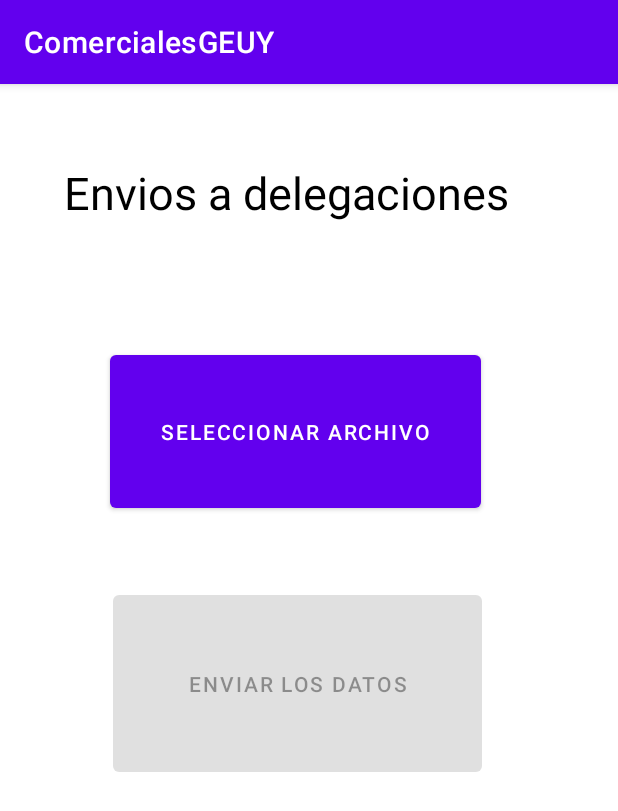
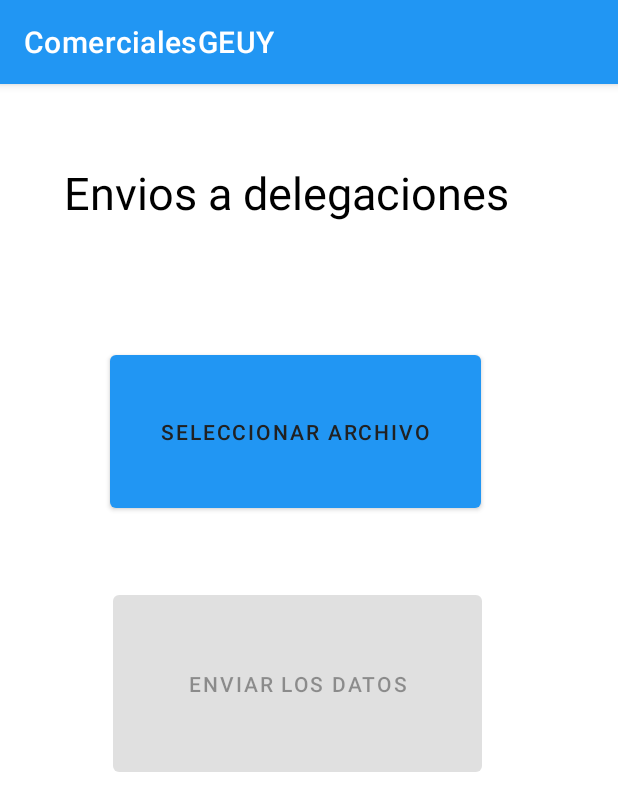
Before and after one commit to ElinaGFL/ComercialesGEUY, an Android app: the screen it shows after launch (EnvioDelegacion), after a tap on "ENVIOS A DELEGACIONES", on a phone screen of 412 x 824 dp. Shown: the top 811 px of the screen. Run offline under Robolectric (Android 15) with nearby library versions, the phone set to English and light mode, and no system bars.

Commit message:
mapa al inicio

```diff
--- a/app/build.gradle
+++ b/app/build.gradle
@@ -35,6 +35,7 @@ dependencies {
     implementation 'androidx.constraintlayout:constraintlayout:2.0.4'
     implementation 'androidx.recyclerview:recyclerview:1.2.0-beta01'
     implementation 'androidx.cardview:cardview:1.0.0'
+    implementation 'com.google.android.gms:play-services-maps:17.0.0'
     testImplementation 'junit:junit:4.13.1'
     androidTestImplementation 'androidx.test.ext:junit:1.1.2'
     androidTestImplementation 'androidx.test.espresso:espresso-core:3.3.0'
--- a/app/src/main/java/com/example/comercialesgeuy/MainActivity.java
+++ b/app/src/main/java/com/example/comercialesgeuy/MainActivity.java
@@ -13,13 +13,21 @@ import android.os.Bundle;
 import android.view.View;
 import android.widget.Button;
 
-public class MainActivity extends AppCompatActivity {
+import com.google.android.gms.maps.CameraUpdateFactory;
+import com.google.android.gms.maps.GoogleMap;
+import com.google.android.gms.maps.OnMapReadyCallback;
+import com.google.android.gms.maps.SupportMapFragment;
+import com.google.android.gms.maps.model.LatLng;
+import com.google.android.gms.maps.model.MarkerOptions;
+
+public class MainActivity extends AppCompatActivity implements OnMapReadyCallback {
     Button btnCalendario;
     Button btnpartners;
     Button btnPed;
     Button btnEnvio;
     Button btnllamar;
     Button btnCorreo;
+    private GoogleMap mMap;
     static final int REQUEST_CODE = 123;
 
     @Override
@@ -64,6 +72,9 @@ public class MainActivity extends AppCompatActivity {
                 siguienteLayout(btnPed);
             }
         });
+
+        SupportMapFragment mapFragment = (SupportMapFragment) getSupportFragmentManager().findFragmentById(R.id.map);
+        mapFragment.getMapAsync(this);
     }
 
     public void siguienteLayout(View v){
@@ -84,6 +95,16 @@ public class MainActivity extends AppCompatActivity {
            i= new Intent(this, MainActivity.class);
         }
         startActivity(i);
+    }
+
+    public void onMapReady(GoogleMap googleMap) {
+        mMap = googleMap;
+
+        mMap.moveCamera(CameraUpdateFactory.newLatLngZoom(new LatLng(43.30472446500069, -2.0168812128018994), 15.0f));
+        // Add a marker in Sydney and move the camera
+        LatLng comercialGEYU = new LatLng(43.30472446500069, -2.0168812128018994);
+        mMap.addMarker(new MarkerOptions().position(comercialGEYU).title("Comercial GEYU"));
+        mMap.moveCamera(CameraUpdateFactory.newLatLng(comercialGEYU));
     }
 
     public void pidePermisos() {
--- a/app/src/main/res/drawable/pop_bg.xml
+++ b/app/src/main/res/drawable/pop_bg.xml
@@ -2,8 +2,8 @@
 <shape xmlns:android="http://schemas.android.com/apk/res/android">
     <gradient
         android:angle="270"
-        android:endColor="@color/purple_200"
-        android:startColor="@color/teal_200" />
+        android:endColor="#9E9E9E"
+        android:startColor="#4C4C4C" />
 
     <corners android:radius="10dp" />
 
--- a/app/src/main/res/values/strings.xml
+++ b/app/src/main/res/values/strings.xml
@@ -12,4 +12,5 @@
     <string name="calendarioGuardar">guardar</string>
     <string name="calendarioHintTexto">Información sobre su cita</string>
     <string name="calendarioHintCabecera">Título de cita</string>
+    <string name="title_activity_maps">Map</string>
 </resources>
--- a/app/src/main/res/values/themes.xml
+++ b/app/src/main/res/values/themes.xml
@@ -2,9 +2,9 @@
     <!-- Base application theme. -->
     <style name="Theme.ComercialesGEUY" parent="Theme.MaterialComponents.DayNight.DarkActionBar">
         <!-- Primary brand color. -->
-        <item name="colorPrimary">@color/purple_500</item>
-        <item name="colorPrimaryVariant">@color/purple_700</item>
-        <item name="colorOnPrimary">@color/white</item>
+        <item name="colorPrimary">#2196F3</item>
+        <item name="colorPrimaryVariant">#1976D2</item>
+        <item name="colorOnPrimary">#212121</item>
         <!-- Secondary brand color. -->
         <item name="colorSecondary">@color/teal_200</item>
         <item name="colorSecondaryVariant">@color/teal_700</item>
```
Also changed, not shown: app/src/debug/res/values/google_maps_api.xml (added, +24 -0 lines), app/src/main/AndroidManifest.xml (+23 -2 lines), app/src/main/res/layout/activity_main.xml (+16 -2 lines), 1 other file.
